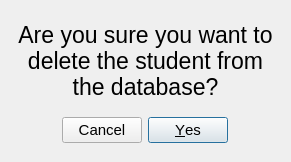
Above: DeleteConfirmationWindow.ui from SamHuertas/CCC151-SSIS-v1 before the change. Below: the same form after it.
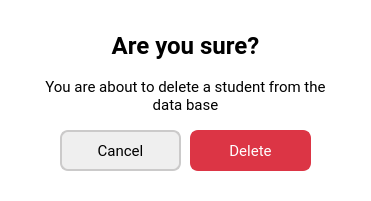
That is the form after the change.

Commit message: Added Delete Function to students, program, and college

```diff
--- a/DeleteConfirmationWindow.ui
+++ b/DeleteConfirmationWindow.ui
@@ -6,70 +6,164 @@
    <rect>
     <x>0</x>
     <y>0</y>
-    <width>291</width>
-    <height>162</height>
+    <width>371</width>
+    <height>201</height>
    </rect>
   </property>
   <property name="windowTitle">
    <string>Dialog</string>
   </property>
+  <property name="styleSheet">
+   <string notr="true">#DeleteStudentPopup{
+	background-color: white;
+}
+
+#CancelButton{
+	color: black;
+	border-color: #cbcaca;
+	background-color: #EFEFEF;
+	border-style: solid;
+	border-width: 2px;
+	border-radius: 8px;
+}
+
+#CancelButton:hover{
+	background-color: #dedede;
+	border-color: #cbcaca;
+}
+
+#CancelButton:pressed{
+	border: 2px solid #9a9999;
+}
+
+#DeleteButton{
+	border-style: solid;
+	border-width: 2px;
+	border-radius: 8px;
+	color: white;
+	background-color: #dc3545;
+	border-color: #dc3545;
+}
+
+#DeleteButton:hover{
+	background-color: #bb2d3b; 
+	border-color: #dc3545;
+}
+
+#DeleteButton:pressed{
+	border: 2px solid #f0a9b0;
+}
+
+
+
+</string>
+  </property>
   <widget class="QLabel" name="Confirmation">
    <property name="geometry">
     <rect>
-     <x>10</x>
+     <x>100</x>
      <y>20</y>
-     <width>271</width>
-     <height>81</height>
-    </rect>
-   </property>
-   <property name="font">
-    <font>
-     <pointsize>17</pointsize>
-    </font>
-   </property>
-   <property name="autoFillBackground">
-    <bool>false</bool>
-   </property>
-   <property name="text">
-    <string>Are you sure you want to delete the student from the database?</string>
-   </property>
-   <property name="textFormat">
-    <enum>Qt::AutoText</enum>
-   </property>
-   <property name="alignment">
-    <set>Qt::AlignCenter</set>
-   </property>
-   <property name="wordWrap">
-    <bool>true</bool>
-   </property>
-  </widget>
-  <widget class="QDialogButtonBox" name="CofButton">
-   <property name="geometry">
-    <rect>
-     <x>60</x>
-     <y>110</y>
      <width>171</width>
-     <height>41</height>
+     <height>51</height>
     </rect>
    </property>
    <property name="font">
     <font>
+     <family>Roboto</family>
+     <pointsize>18</pointsize>
+     <weight>75</weight>
+     <bold>true</bold>
+    </font>
+   </property>
+   <property name="autoFillBackground">
+    <bool>false</bool>
+   </property>
+   <property name="text">
+    <string>Are you sure?</string>
+   </property>
+   <property name="textFormat">
+    <enum>Qt::AutoText</enum>
+   </property>
+   <property name="alignment">
+    <set>Qt::AlignCenter</set>
+   </property>
+   <property name="wordWrap">
+    <bool>true</bool>
+   </property>
+  </widget>
+  <widget class="QLabel" name="Confirmation_2">
+   <property name="geometry">
+    <rect>
+     <x>30</x>
+     <y>70</y>
+     <width>311</width>
+     <height>51</height>
+    </rect>
+   </property>
+   <property name="font">
+    <font>
+     <family>Roboto</family>
      <pointsize>11</pointsize>
     </font>
    </property>
-   <property name="layoutDirection">
-    <enum>Qt::RightToLeft</enum>
+   <property name="autoFillBackground">
+    <bool>false</bool>
    </property>
-   <property name="orientation">
-    <enum>Qt::Horizontal</enum>
+   <property name="text">
+    <string>You are about to delete a student from the data base</string>
    </property>
-   <property name="standardButtons">
-    <set>QDialogButtonBox::Cancel|QDialogButtonBox::Yes</set>
+   <property name="textFormat">
+    <enum>Qt::AutoText</enum>
    </property>
-   <property name="centerButtons">
+   <property name="alignment">
+    <set>Qt::AlignCenter</set>
+   </property>
+   <property name="wordWrap">
     <bool>true</bool>
    </property>
   </widget>
+  <widget class="QPushButton" name="CancelButton">
+   <property name="geometry">
+    <rect>
+     <x>60</x>
+     <y>130</y>
+     <width>121</width>
+     <height>41</height>
+    </rect>
+   </property>
+   <property name="font">
+    <font>
+     <family>Roboto</family>
+     <pointsize>11</pointsize>
+     <weight>50</weight>
+     <bold>false</bold>
+    </font>
+   </property>
+   <property name="text">
+    <string>Cancel</string>
+   </property>
+  </widget>
+  <widget class="QPushButton" name="DeleteButton">
+   <property name="geometry">
+    <rect>
+     <x>190</x>
+     <y>130</y>
+     <width>121</width>
+     <height>41</height>
+    </rect>
+   </property>
+   <property name="font">
+    <font>
+     <family>Roboto</family>
+     <pointsize>11</pointsize>
+     <weight>50</weight>
+     <bold>false</bold>
+    </font>
+   </property>
+   <property name="text">
+    <string>Delete</string>
+   </property>
+  </widget>
  </widget>
  <resources/>
  <connections/>
```
The commit also changes 6 other files.
